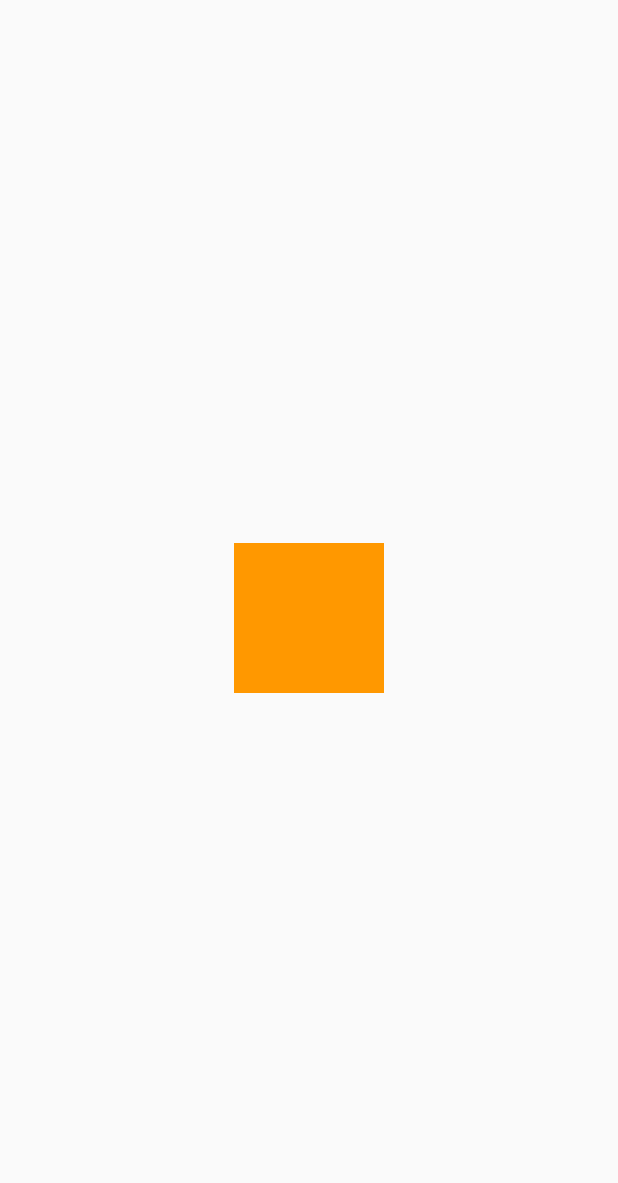
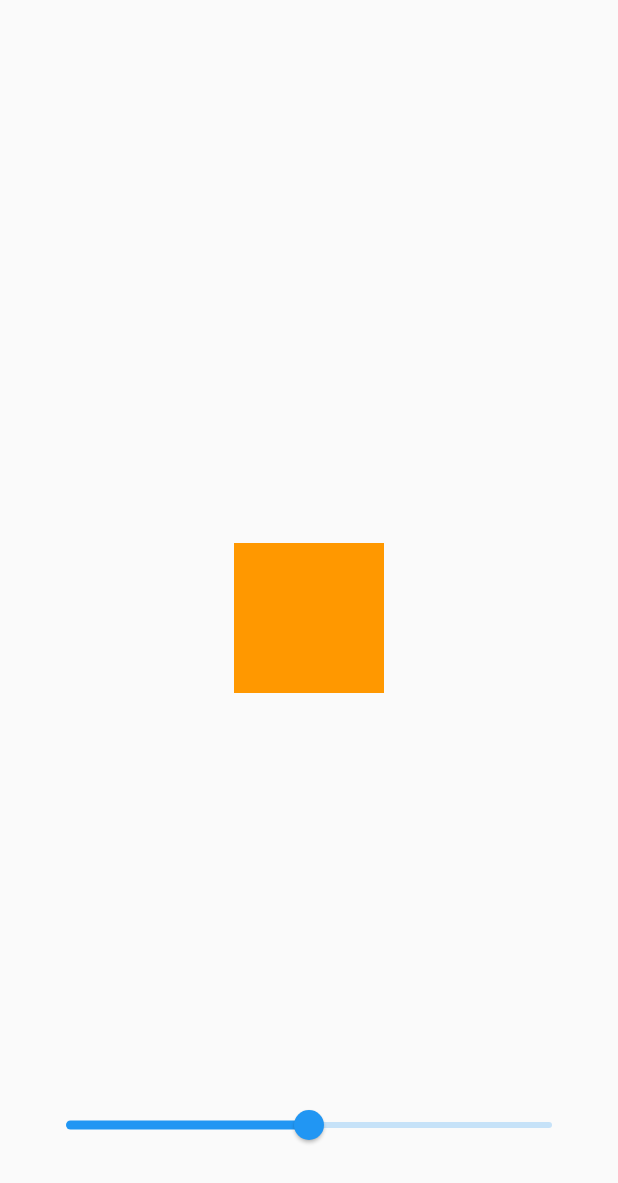
Before and after one commit to Apri34/play-with-me, a Flutter app: the screen it shows after launch, on a phone screen of 412 x 824 dp. Shown: the top 1183 px of the screen. Run offline on Flutter 3.47's test engine with Material 2 defaults, Android fonts, the phone set to English and light mode, and no system bars.

Commit message:
Change size with slider

```diff
--- a/lib/main.dart
+++ b/lib/main.dart
@@ -14,14 +14,49 @@ class MyApp extends StatelessWidget {
   }
 }
 
-class PlayWithMe extends StatelessWidget {
+class PlayWithMe extends StatefulWidget {
   const PlayWithMe({Key? key}) : super(key: key);
+
+  @override
+  _PlayWithMeState createState() => _PlayWithMeState();
+}
+
+class _PlayWithMeState extends State<PlayWithMe> {
+  final double minSize = 50;
+  final double maxSize = 150;
+
+  late double size;
+
+  @override
+  void initState() {
+    size = 100;
+    super.initState();
+  }
 
   @override
   Widget build(BuildContext context) {
     return Scaffold(
-      body: Center(
-        child: Toy(),
+      body: Stack(
+        children: [
+          Center(
+            child: Toy(size: size,),
+          ),
+          Positioned(
+            bottom: 50,
+            left: 20,
+            right: 20,
+            child: Slider(
+              value: size,
+              min: minSize,
+              max: maxSize,
+              onChanged: (value) {
+                setState(() {
+                  size = value;
+                });
+              },
+            ),
+          ),
+        ],
       ),
     );
   }
--- a/lib/widgets/toy.dart
+++ b/lib/widgets/toy.dart
@@ -3,6 +3,10 @@ import 'dart:math';
 import 'package:flutter/material.dart';
 
 class Toy extends StatefulWidget {
+
+  final double size;
+
+  const Toy({required this.size});
 
   @override
   _ToyState createState() => _ToyState();
@@ -31,7 +35,6 @@ class _ToyState extends State<Toy> {
 
   @override
   Widget build(BuildContext context) {
-    final double size = 100;
     return GestureDetector(
       onTap: () {
         setState(() {
@@ -48,7 +51,7 @@ class _ToyState extends State<Toy> {
       child: AnimatedContainer(
         duration: Duration(seconds: 1),curve: Curves.linear,
         child: CustomPaint(
-          size: Size(size, size),
+          size: Size(widget.size, widget.size),
           painter: ToyPainter(form, color),
         ),
       ),
```
